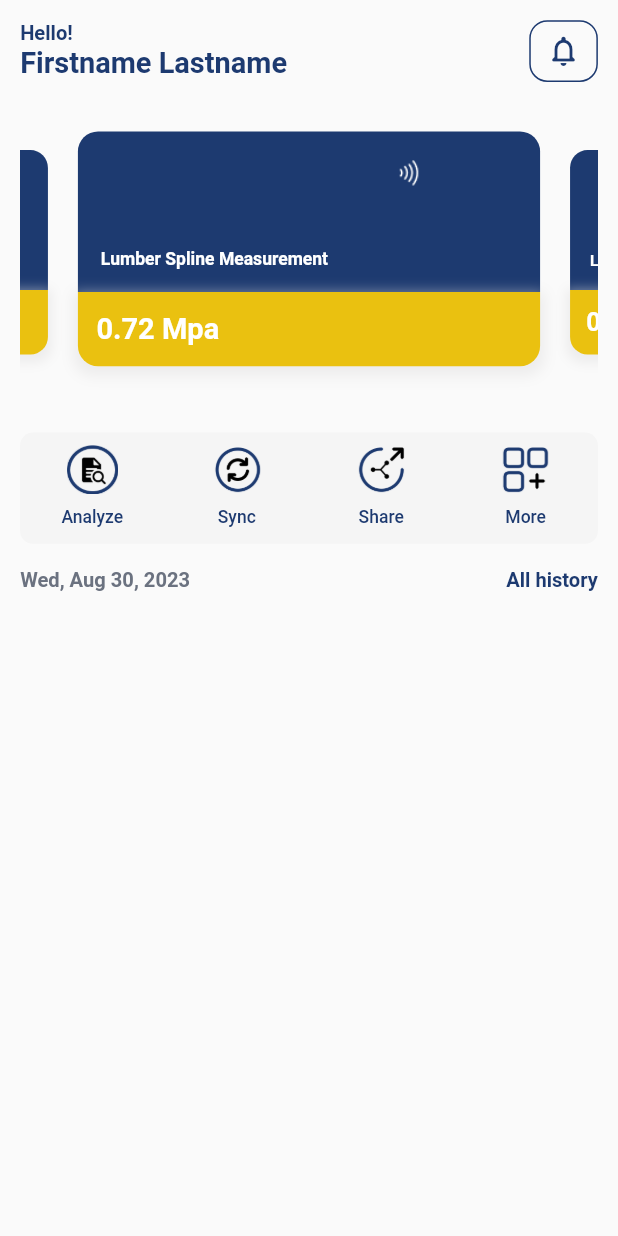
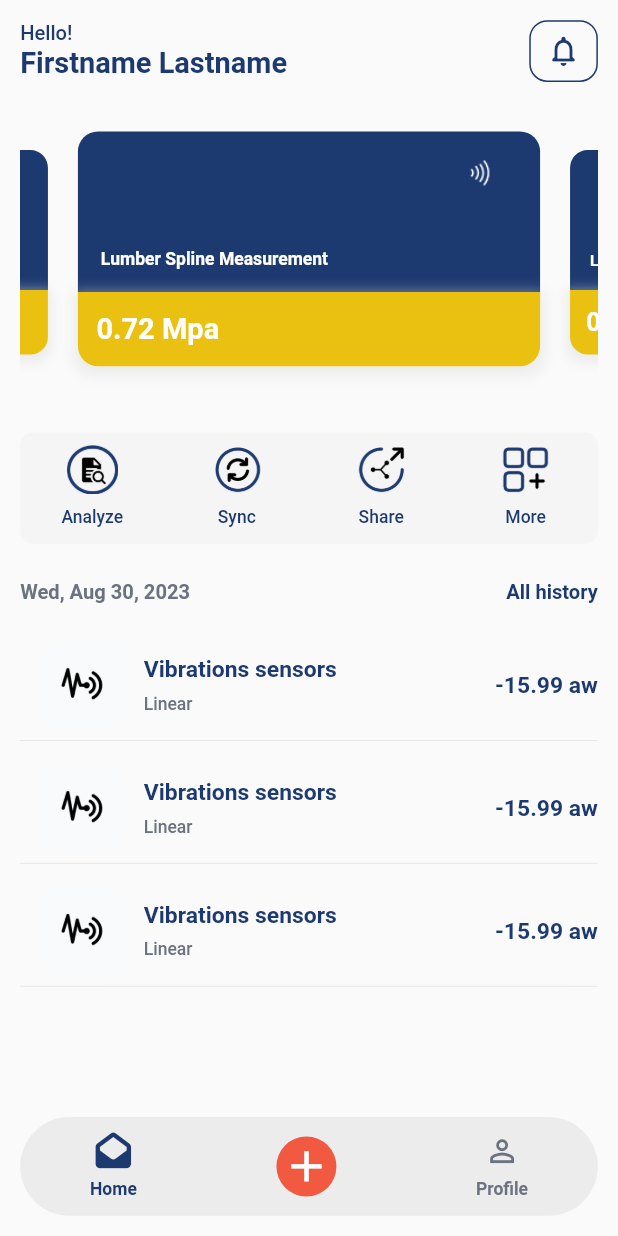
Before and after one commit to anshd258/Lumber-Spine-app-and-web, a Flutter app: the screen it shows after launch, on a phone screen of 412 x 824 dp. Run offline on Flutter 3.47's test engine with Material 2 defaults, Android fonts, the light colour scheme and no system bars; drawn by our look-alikes of carousel_slider; our stand-ins replace font_awesome_flutter, google_fonts, pinput, responsive_sizer; missing offline and left inert: email_otp.

Commit message:
Home page completed

```diff
--- a/lib/UI/screens/home_screen.dart
+++ b/lib/UI/screens/home_screen.dart
@@ -4,6 +4,7 @@ import 'package:google_fonts/google_fonts.dart';
 import 'package:responsive_sizer/responsive_sizer.dart';
 import 'package:intl/intl.dart';
 import '../../Middleware/constants/colors.dart';
+import '../widgets/bottom_navbar.dart';
 
 class HomeScreen extends StatefulWidget {
   const HomeScreen({super.key});
@@ -38,7 +39,7 @@ class _HomeScreenState extends State<HomeScreen> {
                         style: GoogleFonts.roboto(
                           color: blue,
                           fontSize: 15.sp,
-                          fontWeight: FontWeight.w700,
+                          fontWeight: FontWeight.w500,
                         ),
                       ),
                       Text(
@@ -105,7 +106,7 @@ class _HomeScreenState extends State<HomeScreen> {
                 ),
               ),
               SizedBox(
-                height: 2.h,
+                height: 3.h,
               ),
               Row(
                 children: [
@@ -129,13 +130,107 @@ class _HomeScreenState extends State<HomeScreen> {
                 ],
               ),
               SizedBox(
-                height: 2.h,
+                height: 3.h,
               ),
-              Card()
+              const HistoryCard(
+                url: 'assets/home_page/vibration.png',
+                title: 'Vibrations sensors',
+                subtitle: 'Linear',
+                value: '-15.99 aw',
+              ),
+              Divider(color: lighterGrey),
+              SizedBox(
+                height: 1.h,
+              ),
+              const HistoryCard(
+                url: 'assets/home_page/vibration.png',
+                title: 'Vibrations sensors',
+                subtitle: 'Linear',
+                value: '-15.99 aw',
+              ),
+              Divider(color: lighterGrey),
+              SizedBox(
+                height: 1.h,
+              ),
+              const HistoryCard(
+                url: 'assets/home_page/vibration.png',
+                title: 'Vibrations sensors',
+                subtitle: 'Linear',
+                value: '-15.99 aw',
+              ),
+              Divider(color: lighterGrey),
+              const Spacer(),
+              const BottomNavBar(),
             ],
           ),
         ),
       ),
+    );
+  }
+}
+
+class HistoryCard extends StatelessWidget {
+  final String url;
+  final String title;
+  final String subtitle;
+  final String value;
+
+  const HistoryCard({
+    super.key,
+    required this.url,
+    this.title = '',
+    this.subtitle = '',
+    required this.value,
+  });
+
+  @override
+  Widget build(BuildContext context) {
+    return Row(
+      children: [
+        Container(
+          height: 7.h,
+          width: 20.w,
+          decoration: BoxDecoration(
+            image: DecorationImage(
+              image: AssetImage(url),
+              fit: BoxFit.contain,
+            ),
+          ),
+        ),
+        Column(
+          crossAxisAlignment: CrossAxisAlignment.start,
+          children: [
+            Text(
+              title,
+              style: GoogleFonts.roboto(
+                color: blue,
+                fontSize: 16.sp,
+                fontWeight: FontWeight.bold,
+              ),
+            ),
+            SizedBox(
+              height: 0.8.h,
+            ),
+            Text(
+              subtitle,
+              style: GoogleFonts.roboto(
+                color: darkerGrey,
+                fontSize: 14.sp,
+                fontWeight: FontWeight.w500,
+              ),
+            ),
+          ],
+        ),
+        const Spacer(),
+        Text(
+          value,
+          style: GoogleFonts.roboto(
+            color: blue,
+            fontSize: 16.sp,
+            fontWeight: FontWeight.bold,
+          ),
+        ),
+      ],
     );
   }
 }
@@ -176,10 +271,15 @@ class Carousel extends StatelessWidget {
                         Row(
                           mainAxisAlignment: MainAxisAlignment.end,
                           children: [
-                            Image.asset(
-                              "assets/home_page/w.png",
-                              width: 35.w,
+                            Container(
                               height: 3.h,
+                              width: 12.w,
+                              decoration: const BoxDecoration(
+                                image: DecorationImage(
+                                  image: AssetImage("assets/home_page/w.png"),
+                                  fit: BoxFit.contain,
+                                ),
+                              ),
                             ),
                           ],
                         ),
--- /dev/null
+++ b/lib/UI/widgets/bottom_navbar.dart
@@ -0,0 +1,82 @@
+import 'package:flutter/material.dart';
+import 'package:font_awesome_flutter/font_awesome_flutter.dart';
+import 'package:google_fonts/google_fonts.dart';
+import 'package:responsive_sizer/responsive_sizer.dart';
+
+import '../../Middleware/constants/colors.dart';
+
+class BottomNavBar extends StatelessWidget {
+  const BottomNavBar({
+    super.key,
+  });
+
+  @override
+  Widget build(BuildContext context) {
+    return Container(
+      height: 8.h,
+      width: double.infinity,
+      decoration: BoxDecoration(
+        color: const Color.fromARGB(198, 232, 232, 232),
+        borderRadius: BorderRadius.circular(50.sp),
+      ),
+      child: Row(
+        mainAxisAlignment: MainAxisAlignment.spaceAround,
+        children: [
+          Column(
+            mainAxisAlignment: MainAxisAlignment.center,
+            children: [
+              FaIcon(
+                FontAwesomeIcons.solidEnvelopeOpen,
+                size: 20.sp,
+                color: blue,
+              ),
+              SizedBox(
+                height: 0.8.h,
+              ),
+              Text(
+                'Home',
+                style: GoogleFonts.roboto(
+                  color: blue,
+                  fontSize: 14.sp,
+                  fontWeight: FontWeight.w600,
+                ),
+              )
+            ],
+          ),
+          GestureDetector(
+            onTap: () {},
+            child: CircleAvatar(
+              backgroundColor: const Color.fromARGB(255, 241, 90, 64),
+              child: Icon(
+                Icons.add,
+                color: Colors.white,
+                size: 24.sp,
+              ),
+            ),
+          ),
+          Column(
+            mainAxisAlignment: MainAxisAlignment.center,
+            children: [
+              FaIcon(
+                Icons.person_outline,
+                size: 20.sp,
+                color: darkerGrey,
+              ),
+              SizedBox(
+                height: 0.8.h,
+              ),
+              Text(
+                'Profile',
+                style: GoogleFonts.roboto(
+                  color: darkerGrey,
+                  fontSize: 14.sp,
+                  fontWeight: FontWeight.w600,
+                ),
+              )
+            ],
+          ),
+        ],
+      ),
+    );
+  }
+}
--- a/pubspec.yaml
+++ b/pubspec.yaml
@@ -43,6 +43,7 @@ dependencies:
   flutter_bloc: ^8.1.3
   carousel_slider: ^4.2.1
   intl: ^0.18.1
+  font_awesome_flutter: ^10.5.0
 
 dev_dependencies:
   flutter_test:
```
Also changed, not shown: assets/home_page/hbv.png (added), assets/home_page/lumber.png (added), assets/home_page/vibration.png (added), pubspec.lock.
